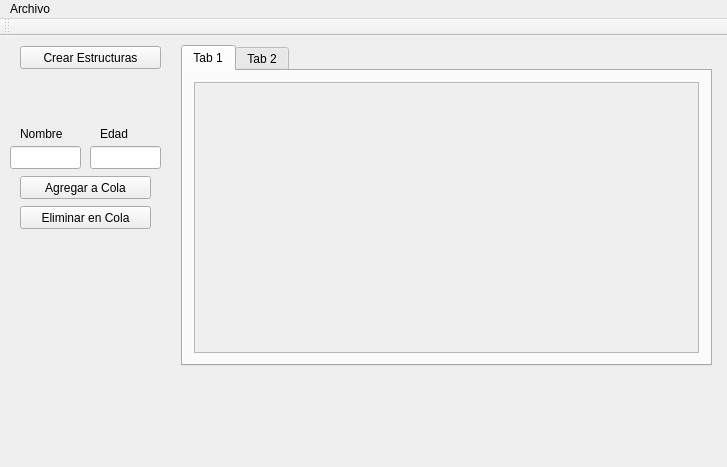
This is mainwindow.ui in SergioFerrer9/Estructuras-de-Datos-en-C- as Qt 5 draws it before an edit. The edited form follows.
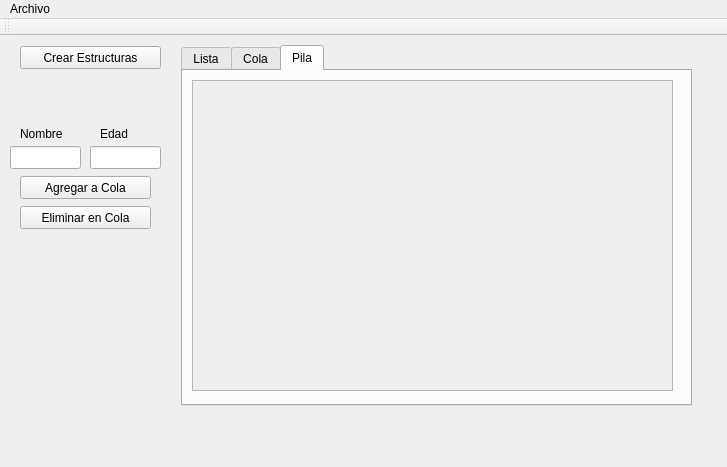
This is the edited form.

What changed in the file:
```diff
--- a/mainwindow.ui
+++ b/mainwindow.ui
@@ -32,16 +32,16 @@
      <rect>
       <x>181</x>
       <y>9</y>
-      <width>531</width>
-      <height>321</height>
+      <width>511</width>
+      <height>361</height>
      </rect>
     </property>
     <property name="currentIndex">
-     <number>0</number>
+     <number>2</number>
     </property>
     <widget class="QWidget" name="tab">
      <attribute name="title">
-      <string>Tab 1</string>
+      <string>Lista</string>
      </attribute>
      <layout class="QGridLayout" name="gridLayout_2">
       <item row="0" column="0">
@@ -54,8 +54,8 @@
           <rect>
            <x>0</x>
            <y>0</y>
-           <width>507</width>
-           <height>272</height>
+           <width>487</width>
+           <height>312</height>
           </rect>
          </property>
          <layout class="QGridLayout" name="gridLayout_3">
@@ -77,8 +77,77 @@
     </widget>
     <widget class="QWidget" name="tab_2">
      <attribute name="title">
-      <string>Tab 2</string>
+      <string>Cola</string>
      </attribute>
+     <widget class="QScrollArea" name="scrollArea_2">
+      <property name="geometry">
+       <rect>
+        <x>10</x>
+        <y>10</y>
+        <width>471</width>
+        <height>301</height>
+       </rect>
+      </property>
+      <property name="widgetResizable">
+       <bool>true</bool>
+      </property>
+      <widget class="QWidget" name="scrollAreaWidgetContents">
+       <property name="geometry">
+        <rect>
+         <x>0</x>
+         <y>0</y>
+         <width>469</width>
+         <height>299</height>
+        </rect>
+       </property>
+       <layout class="QGridLayout" name="gridLayout">
+        <item row="0" column="0">
+         <widget class="QLabel" name="label_4">
+          <property name="text">
+           <string/>
+          </property>
+         </widget>
+        </item>
+       </layout>
+      </widget>
+     </widget>
+    </widget>
+    <widget class="QWidget" name="tab_3">
+     <attribute name="title">
+      <string>Pila</string>
+     </attribute>
+     <widget class="QScrollArea" name="scrollArea_3">
+      <property name="geometry">
+       <rect>
+        <x>9</x>
+        <y>9</y>
+        <width>481</width>
+        <height>311</height>
+       </rect>
+      </property>
+      <property name="widgetResizable">
+       <bool>true</bool>
+      </property>
+      <widget class="QWidget" name="scrollAreaWidgetContents_2">
+       <property name="geometry">
+        <rect>
+         <x>0</x>
+         <y>0</y>
+         <width>479</width>
+         <height>309</height>
+        </rect>
+       </property>
+       <layout class="QGridLayout" name="gridLayout_4">
+        <item row="0" column="0">
+         <widget class="QLabel" name="label_5">
+          <property name="text">
+           <string/>
+          </property>
+         </widget>
+        </item>
+       </layout>
+      </widget>
+     </widget>
     </widget>
    </widget>
    <widget class="QPushButton" name="pushButton_2">
```
Left out of the diff: 2 changed lines with no effect on the pictures.
